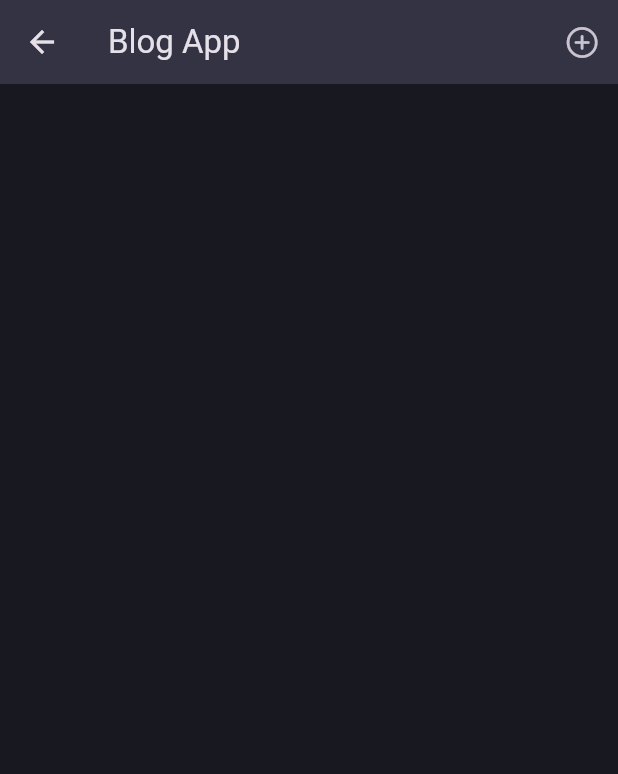
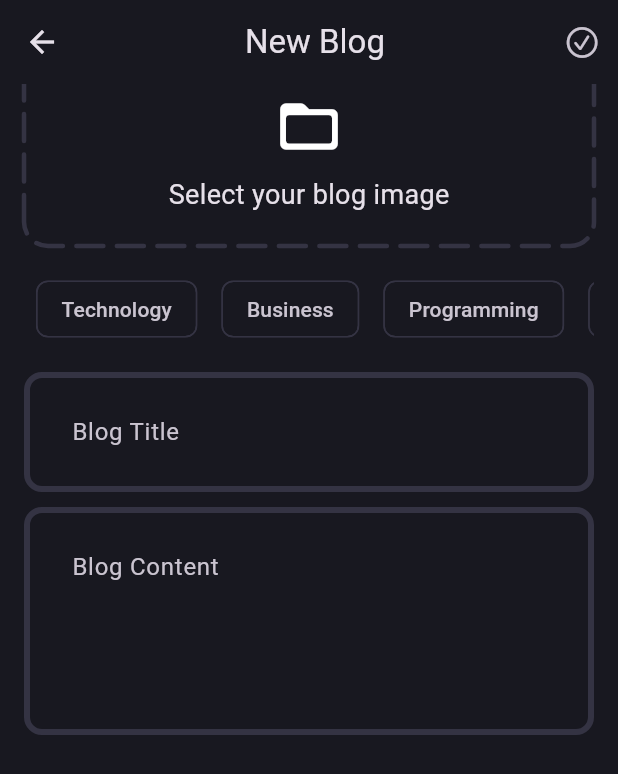
Before and after one commit to Francis6h057/blog_app, a Flutter app: the BlogPage screen opened directly, after a tap on an icon or button, on a phone screen of 412 x 824 dp. Shown: the top 774 px of the screen. Run offline on Flutter 3.47's test engine with Material 3 defaults, Android fonts, the phone set to English and light mode, and no system bars; drawn by our look-alikes of dotted_border; our stand-ins replace flutter_bloc, fpdart, get_it, supabase_flutter; accounts and stored records are empty.

Commit message:
impl of add blog page ui

```diff
--- a/lib/core/theme/theme.dart
+++ b/lib/core/theme/theme.dart
@@ -13,6 +13,12 @@ class AppTheme {
     appBarTheme: const AppBarTheme(
       backgroundColor: AppPallete.borderColor,
     ),
+    chipTheme: const ChipThemeData(
+      color: WidgetStatePropertyAll(
+        AppPallete.backgroundColor,
+      ),
+      side: BorderSide.none,
+    ),
     inputDecorationTheme: InputDecorationTheme(
         contentPadding: const EdgeInsets.all(28),
         enabledBorder: _border(),
--- /dev/null
+++ b/lib/features/blog/presentation/pages/add_new_blog_page.dart
@@ -0,0 +1,188 @@
+import 'package:blog_app/core/theme/app_pallete.dart';
+import 'package:blog_app/features/blog/presentation/widgets/blog_editor.dart';
+import 'package:dotted_border/dotted_border.dart';
+import 'package:flutter/cupertino.dart';
+import 'package:flutter/material.dart';
+
+/// Main page for adding a new blog
+class AddNewBlogPage extends StatefulWidget {
+  // Route helper for navigation
+  static route() => MaterialPageRoute(
+        builder: (context) => const AddNewBlogPage(),
+      );
+
+  const AddNewBlogPage({super.key});
+
+  @override
+  State<AddNewBlogPage> createState() => _AddNewBlogPageState();
+}
+
+class _AddNewBlogPageState extends State<AddNewBlogPage> {
+  // Controllers to manage input for blog title and content
+  final blogTitleController = TextEditingController();
+  final blogContentController = TextEditingController();
+
+  List<String> selectedTopics = [];
+
+  @override
+  void dispose() {
+    // Clean up controllers when widget is disposed
+    blogContentController.dispose();
+    blogTitleController.dispose();
+    super.dispose();
+  }
+
+  @override
+  Widget build(BuildContext context) {
+    return Scaffold(
+      // Automatically adjust the layout when the keyboard is shown
+      resizeToAvoidBottomInset: true,
+
+      // App bar for the page
+      appBar: AppBar(
+        title: const Center(
+          child: Text('New Blog'),
+        ),
+        backgroundColor: AppPallete.transparentColor,
+        surfaceTintColor: AppPallete.transparentColor,
+        actions: [
+          // Placeholder action icon (e.g. to submit blog later)
+          IconButton(
+            onPressed: () {},
+            icon: const Icon(CupertinoIcons.check_mark_circled),
+          ),
+        ],
+      ),
+
+      // Page body
+      body: SafeArea(
+        // Dismiss keyboard when tapping outside input
+        child: GestureDetector(
+          onTap: () {
+            FocusScope.of(context).unfocus();
+          },
+
+          // LayoutBuilder used to get constraints for dynamic sizing
+          child: LayoutBuilder(
+            builder: (context, constraints) {
+              return SingleChildScrollView(
+                // Add padding around content
+                padding: const EdgeInsets.all(16),
+
+                // Reverses scroll direction so bottom stays visible with keyboard
+                reverse: true,
+
+                child: ConstrainedBox(
+                  // Makes sure the scroll view takes at least the full screen height
+                  constraints: BoxConstraints(minHeight: constraints.maxHeight),
+
+                  child: IntrinsicHeight(
+                    // Ensures the column takes only needed vertical space
+                    child: Column(
+                      crossAxisAlignment: CrossAxisAlignment.stretch,
+                      children: [
+                        // Dotted border for image selection placeholder
+                        DottedBorder(
+                          strokeWidth: 3,
+                          strokeCap: StrokeCap.round,
+                          color: AppPallete.borderColor,
+                          dashPattern: const [18, 9],
+                          radius: const Radius.circular(16),
+                          borderType: BorderType.RRect,
+                          child: const SizedBox(
+                            height: 120,
+                            width: double.infinity,
+                            child: Column(
+                              mainAxisAlignment: MainAxisAlignment.center,
+                              children: [
+                                Icon(
+                                  Icons.folder_open_rounded,
+                                  size: 46,
+                                ),
+                                SizedBox(height: 10),
+                                Text(
+                                  'Select your blog image',
+                                  style: TextStyle(fontSize: 18),
+                                )
+                              ],
+                            ),
+                          ),
+                        ),
+
+                        const SizedBox(height: 10),
+
+                        // Horizontal scrolling list of category chips
+                        SingleChildScrollView(
+                          scrollDirection: Axis.horizontal,
+                          child: Row(
+                            children: [
+                              'Technology',
+                              'Business',
+                              'Programming',
+                              'Entertainment'
+                            ]
+                                .map((e) => Padding(
+                                      padding: const EdgeInsets.all(8.0),
+                                      child: GestureDetector(
+                                        onTap: () {
+                                          if (selectedTopics.contains(e)) {
+                                            selectedTopics.remove(e);
+                                          } else {
+                                            selectedTopics.add(e);
+                                          }
+                                          setState(() {});
+                                        },
+                                        child: Chip(
+                                          label: Text(e),
+                                          color: selectedTopics.contains(e)
+                                              ? const WidgetStatePropertyAll(
+                                                  AppPallete.gradient1,
+                                                )
+                                              : null,
+                                          side: selectedTopics.contains(e)
+                                              ? null
+                                              : const BorderSide(
+                                                  color: AppPallete.borderColor,
+                                                ),
+                                        ),
+                                      ),
+                                    ))
+                                .toList(),
+                          ),
+                        ),
+
+                        const SizedBox(height: 10),
+
+                        // Text field for blog title
+                        BlogEditor(
+                          controller: blogTitleController,
+                          hintText: 'Blog Title',
+                        ),
+
+                        const SizedBox(height: 10),
+
+                        // Text field for blog content
+                        BlogEditor(
+                          controller: blogContentController,
+                          hintText: 'Blog Content',
+                          minLength: 4,
+                        ),
+
+                        const Spacer(),
+
+                        // Extra space to push content above the keyboard when open
+                        SizedBox(
+                          height: MediaQuery.of(context).viewInsets.bottom,
+                        ),
+                      ],
+                    ),
+                  ),
+                ),
+              );
+            },
+          ),
+        ),
+      ),
+    );
+  }
+}
--- a/lib/features/blog/presentation/pages/blog_page.dart
+++ b/lib/features/blog/presentation/pages/blog_page.dart
@@ -1,3 +1,5 @@
+import 'package:blog_app/core/theme/app_pallete.dart';
+import 'package:blog_app/features/blog/presentation/pages/add_new_blog_page.dart';
 import 'package:flutter/cupertino.dart';
 import 'package:flutter/material.dart';
 
@@ -8,10 +10,13 @@ class BlogPage extends StatelessWidget {
   Widget build(BuildContext context) {
     return Scaffold(
       appBar: AppBar(
-        title: const Text('Blog App'),
+        title: const Center(child: Text('Blog App')),
+        backgroundColor: AppPallete.transparentColor,
         actions: [
           IconButton(
-            onPressed: () {},
+            onPressed: () {
+              Navigator.push(context, AddNewBlogPage.route());
+            },
             icon: const Icon(CupertinoIcons.add_circled),
           ),
         ],
--- /dev/null
+++ b/lib/features/blog/presentation/widgets/blog_editor.dart
@@ -0,0 +1,25 @@
+import 'package:flutter/material.dart';
+
+class BlogEditor extends StatelessWidget {
+  final TextEditingController controller;
+  final String hintText;
+  final double? minLength;
+  const BlogEditor({
+    super.key,
+    required this.controller,
+    required this.hintText,
+    this.minLength,
+  });
+
+  @override
+  Widget build(BuildContext context) {
+    return TextFormField(
+      controller: controller,
+      decoration: InputDecoration(
+        hintText: hintText,
+      ),
+      maxLines: null,
+      minLines: minLength?.toInt() ?? 1,
+    );
+  }
+}
--- a/pubspec.yaml
+++ b/pubspec.yaml
@@ -39,6 +39,7 @@ dependencies:
   supabase_flutter: ^2.8.4
   flutter_bloc: ^9.1.0
   get_it: ^8.0.3
+  dotted_border: ^2.1.0
 
 dev_dependencies:
   flutter_test:
```
Also changed, not shown: pubspec.lock, 4 other files.
